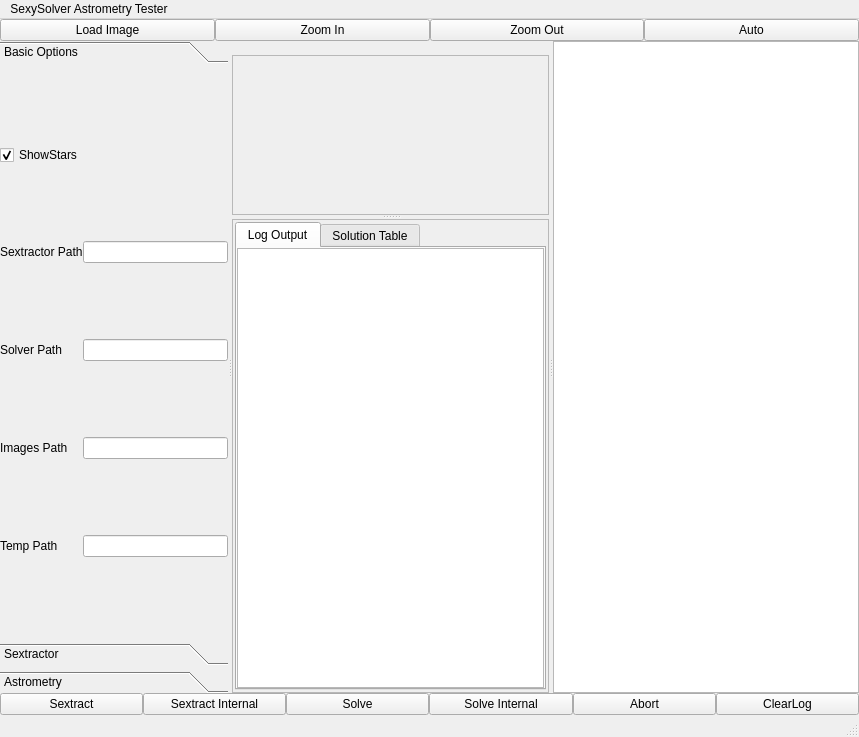
Qt form mainwindow.ui (rlancaste/stellarsolver) before a commit.
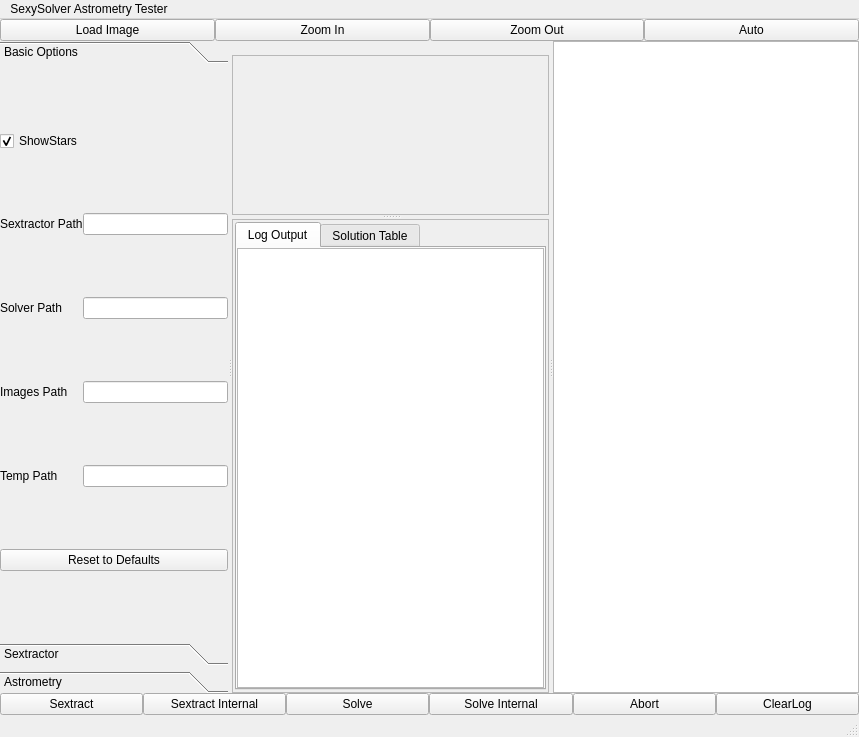
The same form after that commit. Custom widgets are drawn as their Qt base class.

Commit message: Adding a reset button, consolidating options, consolidating default settings

What changed in the file:
```diff
--- a/mainwindow.ui
+++ b/mainwindow.ui
@@ -170,6 +170,13 @@
            </property>
           </widget>
          </item>
+         <item row="6" column="0" colspan="2">
+          <widget class="QPushButton" name="reset">
+           <property name="text">
+            <string>Reset to Defaults</string>
+           </property>
+          </widget>
+         </item>
         </layout>
        </widget>
        <widget class="QWidget" name="Sextractor">
```
Left out of the diff: 54 changed lines with no effect on the pictures. The commit also changes 3 other files.
